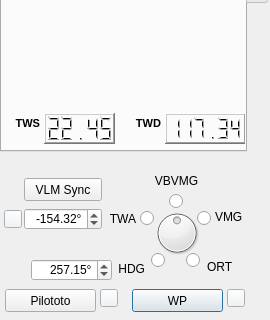
This is src/plugins/newVlmBoard/BoardVlmNew.ui in nohal/qtVlm as Qt 5 draws it before an edit; both pictures show x 0 to 270 and y 189 to 509 of the 270 by 509 pixel window. The edited form follows.
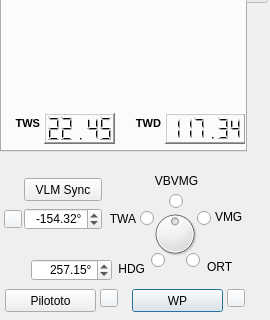
This is the edited form. Custom widgets are drawn as their Qt base class.

```diff
--- a/src/plugins/newVlmBoard/BoardVlmNew.ui
+++ b/src/plugins/newVlmBoard/BoardVlmNew.ui
@@ -1132,8 +1132,8 @@
    <widget class="QDial" name="dial">
     <property name="geometry">
      <rect>
-      <x>152</x>
-      <y>59</y>
+      <x>150</x>
+      <y>60</y>
       <width>50</width>
       <height>50</height>
      </rect>
```
